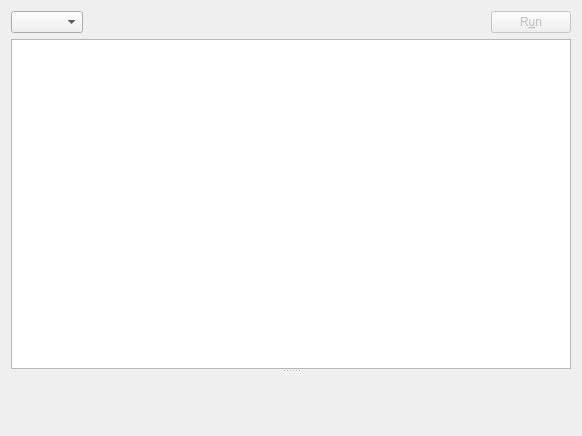
First picture: the form in src/tabwidget/queryeditorwidget.ui, repository FrenchDilettante/dbmaster, before the edit.
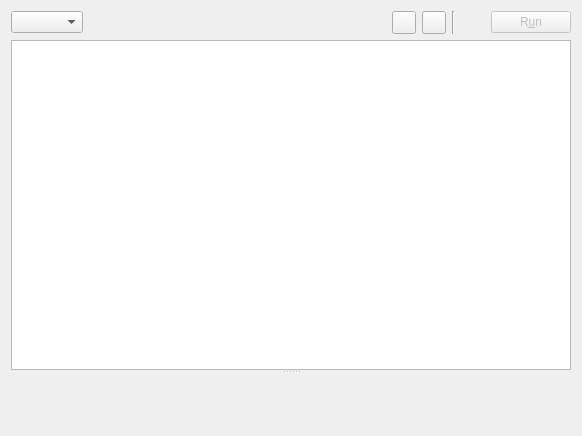
Second picture: the form after the edit. Icons and pictures are not drawn. Custom widgets are drawn as their Qt base class.

Commit message: Basic (very) support for transactions

```diff
--- a/src/tabwidget/queryeditorwidget.ui
+++ b/src/tabwidget/queryeditorwidget.ui
@@ -11,7 +11,37 @@
    </rect>
   </property>
   <layout class="QGridLayout" name="gridLayout">
-   <item row="0" column="2">
+   <item row="0" column="4">
+    <widget class="Line" name="line">
+     <property name="orientation">
+      <enum>Qt::Vertical</enum>
+     </property>
+    </widget>
+   </item>
+   <item row="1" column="0" colspan="7">
+    <widget class="QSplitter" name="splitter">
+     <property name="orientation">
+      <enum>Qt::Vertical</enum>
+     </property>
+     <widget class="QueryTextEdit" name="editor">
+      <property name="textInteractionFlags">
+       <set>Qt::LinksAccessibleByMouse|Qt::TextEditable|Qt::TextEditorInteraction|Qt::TextSelectableByKeyboard|Qt::TextSelectableByMouse</set>
+      </property>
+      <property name="html" stdset="0">
+       <string/>
+      </property>
+     </widget>
+     <widget class="ResultView" name="tabView" native="true">
+      <property name="sizePolicy">
+       <sizepolicy hsizetype="Preferred" vsizetype="Expanding">
+        <horstretch>0</horstretch>
+        <verstretch>0</verstretch>
+       </sizepolicy>
+      </property>
+     </widget>
+    </widget>
+   </item>
+   <item row="0" column="6">
     <widget class="QPushButton" name="runButton">
      <property name="enabled">
       <bool>false</bool>
@@ -34,30 +64,24 @@
      </property>
     </widget>
    </item>
-   <item row="0" column="0">
-    <widget class="QComboBox" name="dbChooser"/>
+   <item row="0" column="3">
+    <widget class="QToolButton" name="rollbackButton">
+     <property name="toolTip">
+      <string>Rollback transaction</string>
+     </property>
+     <property name="text">
+      <string/>
+     </property>
+    </widget>
    </item>
-   <item row="1" column="0" colspan="3">
-    <widget class="QSplitter" name="splitter">
-     <property name="orientation">
-      <enum>Qt::Vertical</enum>
+   <item row="0" column="5">
+    <widget class="QToolButton" name="transactionButton">
+     <property name="text">
+      <string/>
      </property>
-     <widget class="QueryTextEdit" name="editor">
-      <property name="textInteractionFlags">
-       <set>Qt::LinksAccessibleByMouse|Qt::TextEditable|Qt::TextEditorInteraction|Qt::TextSelectableByKeyboard|Qt::TextSelectableByMouse</set>
-      </property>
-      <property name="html" stdset="0">
-       <string/>
-      </property>
-     </widget>
-     <widget class="ResultView" name="tabView" native="true">
-      <property name="sizePolicy">
-       <sizepolicy hsizetype="Preferred" vsizetype="Expanding">
-        <horstretch>0</horstretch>
-        <verstretch>0</verstretch>
-       </sizepolicy>
-      </property>
-     </widget>
+     <property name="autoRaise">
+      <bool>true</bool>
+     </property>
     </widget>
    </item>
    <item row="0" column="1">
@@ -76,6 +100,19 @@
      </property>
     </widget>
    </item>
+   <item row="0" column="0">
+    <widget class="QComboBox" name="dbChooser"/>
+   </item>
+   <item row="0" column="2">
+    <widget class="QToolButton" name="commitButton">
+     <property name="toolTip">
+      <string>Commit transaction</string>
+     </property>
+     <property name="text">
+      <string/>
+     </property>
+    </widget>
+   </item>
   </layout>
  </widget>
  <customwidgets>
```
The commit also changes 2 other files.
